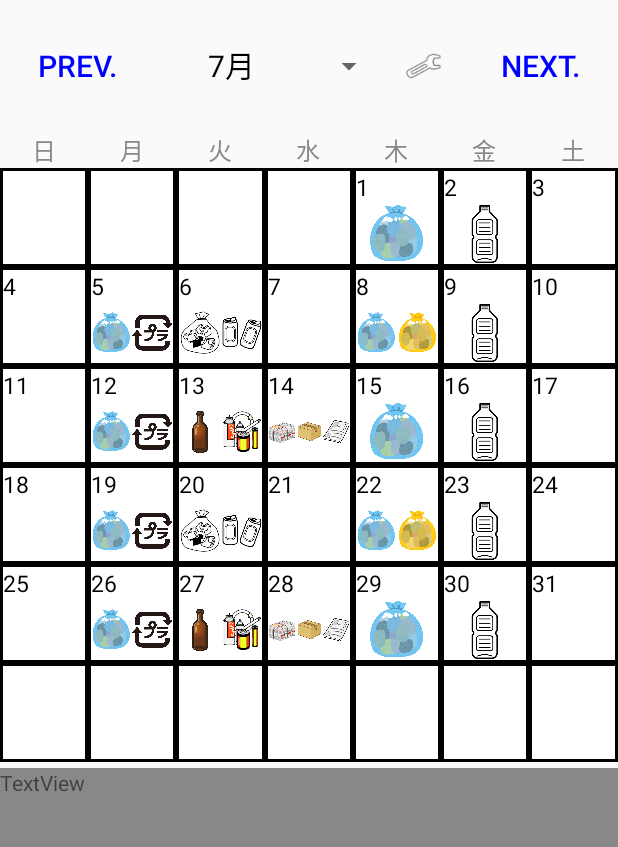
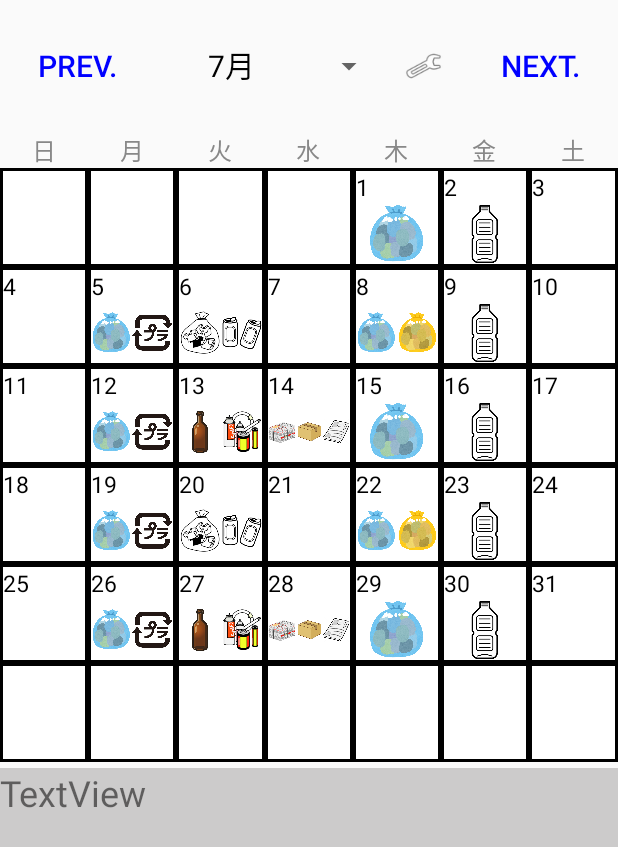
Before and after one commit to TakumiOtsukaABT/HachiojiCalendar-android, an Android app: the screen it shows after launch (MainActivity), on a phone screen of 412 x 824 dp. Shown: the top 847 px of the screen. Run offline under Robolectric (Android 15) with nearby library versions, the phone set to English and light mode, and no system bars.

Commit message:
edit gray

```diff
--- a/app/src/main/res/layout/activity_main.xml
+++ b/app/src/main/res/layout/activity_main.xml
@@ -133,6 +133,7 @@
         android:id="@+id/textView2"
         android:layout_width="match_parent"
         android:layout_height="match_parent"
-        android:background="@color/gray"
-        android:text="TextView" />
+        android:background="#CCCBCB"
+        android:text="TextView"
+        android:textSize="24sp" />
 </LinearLayout>
```
